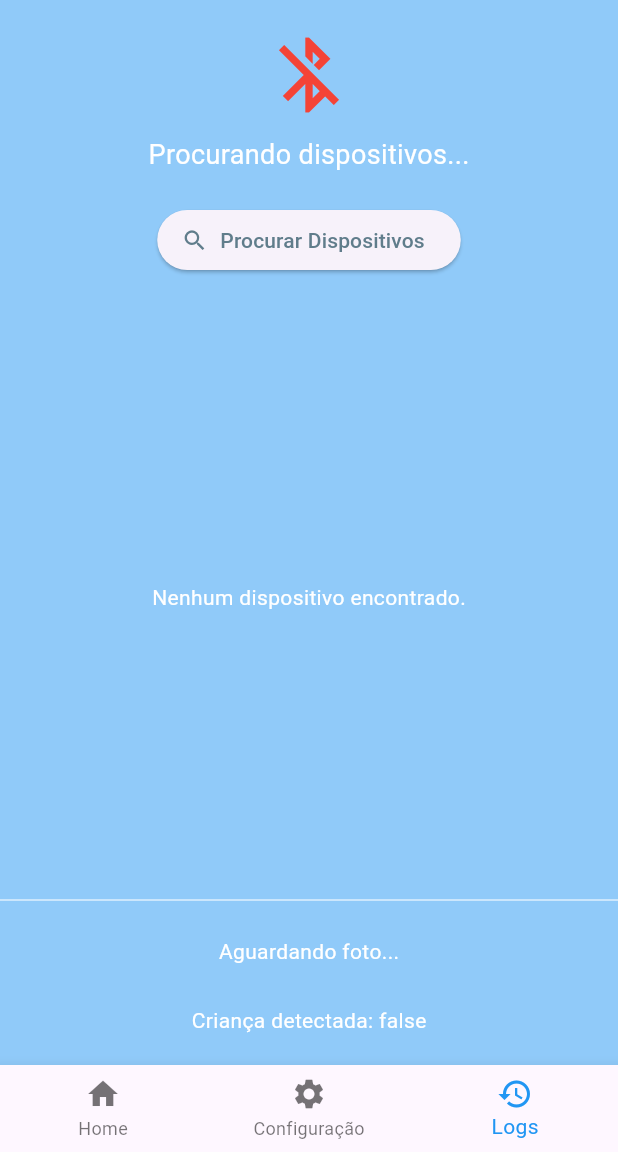
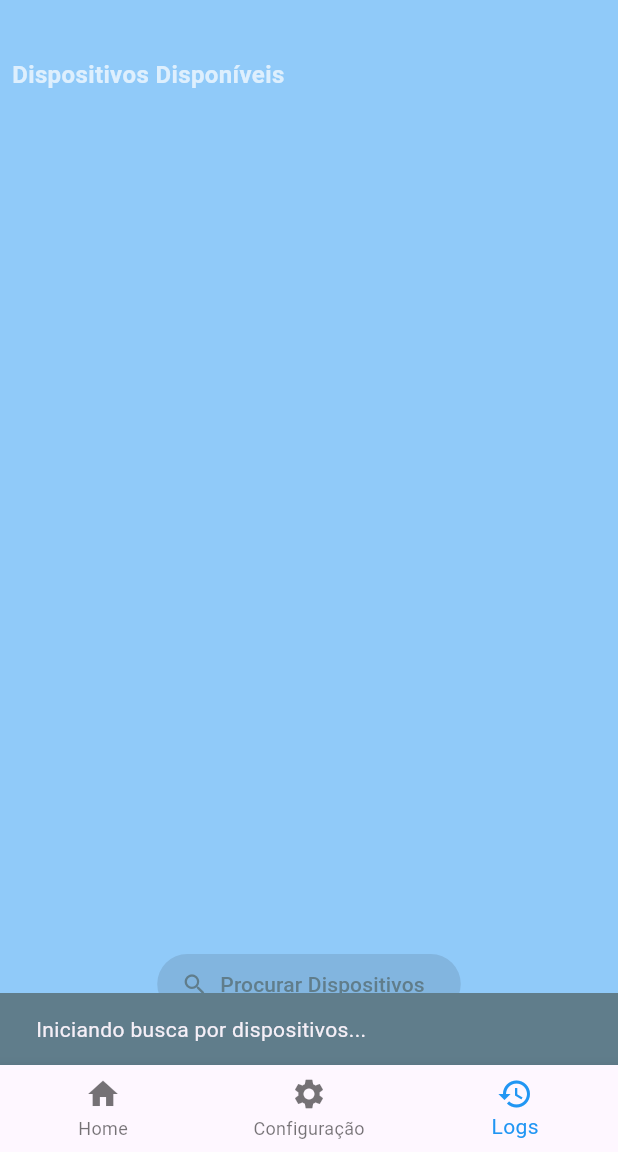
Before and after one commit to ThiagoGSL/Child_in_Car_Safety_Detection_System, a Flutter app: the screen it shows after launch, item 3 of the bottom bar chosen, after a tap on "Procurar Dispositivos", on a phone screen of 412 x 824 dp, the part 84-1236 px from its top. Run offline on Flutter 3.47's test engine with Material 3 defaults, Android fonts, the light colour scheme and no system bars; our stand-ins replace drift, get, permission_handler, timeline_tile; missing offline and left inert: flutter_reactive_ble; accounts and stored records are empty; generated files the repository leaves out were written again.

Commit message:
Recebendo fotos do ESP32-CAM

```diff
--- a/lib/features/bluetooth/ble_page.dart
+++ b/lib/features/bluetooth/ble_page.dart
@@ -1,12 +1,22 @@
 import 'dart:typed_data';
 import 'package:app_v0/features/bluetooth/ble_controller.dart';
 import 'package:flutter/material.dart';
+import 'package:flutter_reactive_ble/flutter_reactive_ble.dart';
 import 'package:get/get.dart';
 
 class BlePage extends StatelessWidget {
   BlePage({Key? key}) : super(key: key);
 
   final BluetoothController controller = Get.put(BluetoothController());
+
+  void _showSnackbar(BuildContext context, String message, {Color? color}) {
+    ScaffoldMessenger.of(context).hideCurrentSnackBar();
+    ScaffoldMessenger.of(context).showSnackBar(SnackBar(
+      content: Text(message),
+      backgroundColor: color ?? Colors.blueGrey,
+      duration: const Duration(seconds: 2),
+    ));
+  }
 
   @override
   Widget build(BuildContext context) {
@@ -16,123 +26,195 @@ class BlePage extends StatelessWidget {
         child: Column(
           children: [
             const SizedBox(height: 20),
-            // Status de conexão
+
+            // Dispositivo conectado fixo no topo
             Obx(() {
-              return Icon(
-                controller.isConnected.value
-                    ? Icons.bluetooth_connected
-                    : Icons.bluetooth_disabled,
-                size: 60,
-                color:
-                    controller.isConnected.value ? Colors.green : Colors.red,
+              if (!controller.isConnected.value) return const SizedBox.shrink();
+
+              final connectedDevice = controller.foundDevices.firstWhereOrNull(
+                  (d) => d.name == controller.connectedDeviceName.value);
+
+              if (connectedDevice == null) return const SizedBox.shrink();
+
+              return Column(
+                crossAxisAlignment: CrossAxisAlignment.start,
+                children: [
+                  const Padding(
+                    padding: EdgeInsets.symmetric(horizontal: 8.0),
+                    child: Text(
+                      'Dispositivo Conectado',
+                      style: TextStyle(
+                          fontSize: 16,
+                          fontWeight: FontWeight.bold,
+                          color: Colors.white70),
+                    ),
+                  ),
+                  _buildDeviceTile(connectedDevice, true),
+                ],
               );
             }),
+
             const SizedBox(height: 10),
-            // Texto de status
-            Obx(() {
-              final text = controller.isConnected.value
-                  ? 'Conectado: ${controller.connectedDeviceName.value}'
-                  : controller.isScanning.value
-                      ? 'Procurando dispositivos...'
-                      : 'ESP32-CAM desconectado';
-              return Text(
-                text,
-                style: const TextStyle(fontSize: 18, color: Colors.white),
-              );
-            }),
-            const SizedBox(height: 20),
-            // Botão de scan
-            ElevatedButton.icon(
-              onPressed: controller.isScanning.value
-                  ? null
-                  : controller.startScan,
-              icon: const Icon(Icons.search, color: Colors.blueGrey),
-              label: const Text(
-                'Procurar Dispositivos',
-                style: TextStyle(color: Colors.blueGrey),
-              ),
-            ),
-            const SizedBox(height: 20),
-            // Lista de dispositivos
+
+            // Lista rolável apenas com dispositivos disponíveis
             Expanded(
               child: Obx(() {
-                if (controller.foundDevices.isEmpty) {
+                final otherDevices = controller.foundDevices.where((d) =>
+                    !controller.isConnected.value ||
+                    d.name != controller.connectedDeviceName.value).toList();
+
+                if (otherDevices.isEmpty && !controller.isScanning.value) {
                   return const Center(
                     child: Text(
-                      'Nenhum dispositivo encontrado.',
-                      style: TextStyle(color: Colors.white),
+                      'Nenhum dispositivo encontrado',
+                      style: TextStyle(color: Colors.white70),
                     ),
                   );
                 }
+
                 return ListView.builder(
-                  itemCount: controller.foundDevices.length,
-                  itemBuilder: (ctx, i) {
-                    final dev = controller.foundDevices[i];
-                    return Card(
-                      color: Colors.white.withOpacity(0.1),
-                      child: ListTile(
-                        title:
-                            Text(dev.name.isNotEmpty ? dev.name : 'Sem nome'),
-                        subtitle: Text(dev.id),
-                        trailing: ElevatedButton(
-                          onPressed: controller.isConnected.value
-                              ? null
-                              : () => controller.connectToDevice(dev),
-                          child: const Text('Conectar'),
+                  padding: const EdgeInsets.symmetric(horizontal: 8.0),
+                  itemCount: otherDevices.length + 1,
+                  itemBuilder: (context, index) {
+                    if (index == 0) {
+                      return const Padding(
+                        padding: EdgeInsets.symmetric(vertical: 8.0),
+                        child: Text(
+                          'Dispositivos Disponíveis',
+                          style: TextStyle(
+                              fontSize: 16,
+                              fontWeight: FontWeight.bold,
+                              color: Colors.white70),
                         ),
-                      ),
-                    );
+                      );
+                    }
+                    final device = otherDevices[index - 1];
+                    return _buildDeviceTile(device, false);
                   },
                 );
               }),
             ),
-            const Divider(color: Colors.white70),
-            // Exibição da imagem recebida
+
+            const SizedBox(height: 10),
+
+            // Botão procurar dispositivos
             Obx(() {
-              final Uint8List? img = controller.receivedImage.value;
-              if (img == null) {
-                return const Padding(
-                  padding: EdgeInsets.all(16.0),
-                  child: Text(
-                    'Aguardando foto...',
-                    style: TextStyle(color: Colors.white),
-                  ),
-                );
-              }
-              return Padding(
-                padding: const EdgeInsets.all(16.0),
-                child: SizedBox(
-                  width: 250,
-                  height: 250,
-                  child: Image.memory(
-                    img,
-                    fit: BoxFit.contain,
-                    gaplessPlayback: true,
-                    errorBuilder: (ctx, error, stack) {
-                      return const Center(
-                        child: Text(
-                          'Erro ao decodificar imagem',
-                          style: TextStyle(color: Colors.redAccent),
-                          textAlign: TextAlign.center,
-                        ),
-                      );
-                    },
-                  ),
+              return ElevatedButton.icon(
+                onPressed: controller.isScanning.value || controller.isConnecting.value
+                    ? null
+                    : () {
+                        controller.startScan();
+                        _showSnackbar(context, 'Iniciando busca por dispositivos...');
+                      },
+                icon: const Icon(Icons.search, color: Colors.blueGrey),
+                label: const Text(
+                  'Procurar Dispositivos',
+                  style: TextStyle(color: Colors.blueGrey),
+                ),
+                style: ElevatedButton.styleFrom(
+                  backgroundColor: Colors.white70,
                 ),
               );
             }),
+
             const SizedBox(height: 10),
-            // Exibição do boolean childDetected
+
+            // Imagem recebida do ESP32-CAM
             Obx(() {
-              return Text(
-                'Criança detectada: ${controller.childDetected.value}',
-                style: const TextStyle(color: Colors.white),
+              final Uint8List? imageData = controller.receivedImage.value;
+              if (imageData == null) return const SizedBox.shrink();
+              return Padding(
+                padding: const EdgeInsets.symmetric(horizontal: 12, vertical: 8),
+                child: Column(
+                  children: [
+                    const Text(
+                      'Imagem Recebida',
+                      style: TextStyle(
+                          fontSize: 16, fontWeight: FontWeight.bold, color: Colors.white),
+                    ),
+                    const SizedBox(height: 8),
+                    Container(
+                      decoration: BoxDecoration(
+                        color: Colors.white,
+                        border: Border.all(color: Colors.white70),
+                        borderRadius: BorderRadius.circular(8),
+                      ),
+                      child: Image.memory(imageData),
+                    ),
+                  ],
+                ),
               );
             }),
+
             const SizedBox(height: 20),
           ],
         ),
       ),
     );
   }
+
+  Widget _buildDeviceTile(DiscoveredDevice device, bool connected) {
+    final controller = Get.find<BluetoothController>();
+
+    return Card(
+      color: connected ? Colors.green.shade300 : Colors.white,
+      child: ListTile(
+        leading: Icon(
+          connected ? Icons.bluetooth_connected : Icons.bluetooth,
+          color: connected ? Colors.white : Colors.black,
+        ),
+        title: Text(
+          device.name.isNotEmpty ? device.name : '(sem nome)',
+          style: TextStyle(
+              color: connected ? Colors.white : Colors.black,
+              fontWeight: connected ? FontWeight.bold : FontWeight.normal),
+        ),
+        subtitle: Text(
+          'RSSI: ${device.rssi}',
+          style: TextStyle(
+            color: connected ? Colors.white70 : Colors.black54,
+          ),
+        ),
+        trailing: Obx(() {
+          if (connected) {
+            return ElevatedButton(
+              onPressed: controller.isConnecting.value
+                  ? null
+                  : () {
+                      controller.disconnect();
+                      _showSnackbar(
+                        Get.context!,
+                        'Desconectado com sucesso',
+                        color: Colors.green.shade700,
+                      );
+                    },
+              child: const Text('Desconectar'),
+            );
+          } else {
+            return ElevatedButton(
+              onPressed: controller.isConnecting.value || controller.isConnected.value
+                  ? null
+                  : () {
+                      controller.connectToDevice(device);
+                      _showSnackbar(
+                        Get.context!,
+                        'Conectando ao dispositivo ${device.name}...',
+                      );
+                    },
+              child: controller.isConnecting.value
+                  ? const SizedBox(
+                      width: 16,
+                      height: 16,
+                      child: CircularProgressIndicator(
+                        strokeWidth: 2,
+                        valueColor: AlwaysStoppedAnimation<Color>(Colors.white),
+                      ),
+                    )
+                  : const Text('Conectar'),
+            );
+          }
+        }),
+      ),
+    );
+  }
 }
--- a/lib/features/home/home_page.dart
+++ b/lib/features/home/home_page.dart
@@ -1,3 +1,4 @@
+import 'package:app_v0/features/bluetooth/ble_controller.dart';
 import 'package:app_v0/features/home/components/timeline_tile.dart';
 import 'package:app_v0/features/home/home_page_controller.dart';
 import 'package:flutter/material.dart';
@@ -19,7 +20,7 @@ class HomePage extends StatelessWidget {
               MyTimelineTile(
                 isFirst: true,
                 isLast: false,
-                isPast: true,
+                isPast: BluetoothController().isConnected.value,
                 eventCard: Text('STATUS DE CONEXAO',
                   style: TextStyle(
                   color: Colors.white
@@ -29,7 +30,7 @@ class HomePage extends StatelessWidget {
               MyTimelineTile(
               isFirst: false,
               isLast: false,
-              isPast: true,
+              isPast: BluetoothController().childDetected.value,
                 eventCard: Text('RECONHECIMENTO BEBE',
                   style: TextStyle(
                   color: Colors.white,
```
Also changed, not shown: lib/features/bluetooth/ble_controller.dart (+44 -13 lines).
